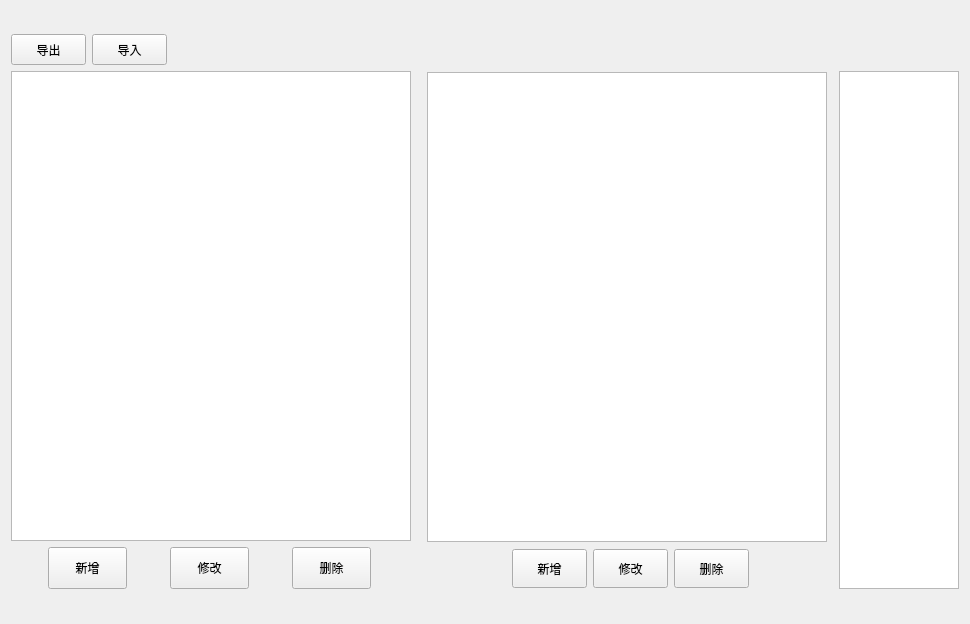
First picture: the form in View/types/ui/ui_service.ui, repository zgj0607/Py-store, before the edit.
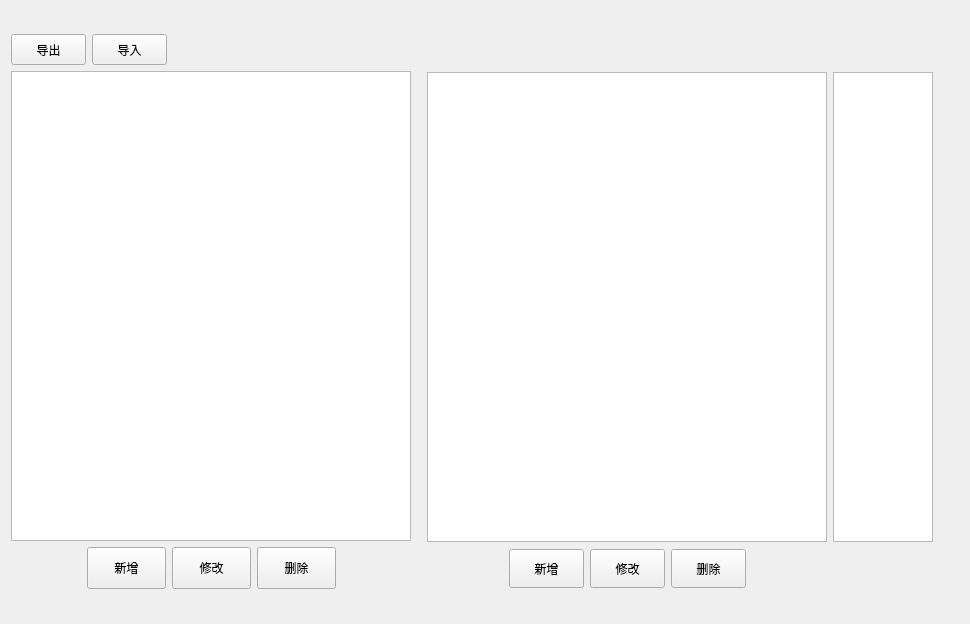
Second picture: the form after the edit.

```diff
--- a/View/types/ui/ui_service.ui
+++ b/View/types/ui/ui_service.ui
@@ -129,6 +129,19 @@
            <property name="rightMargin">
             <number>0</number>
            </property>
+           <item>
+            <spacer name="horizontalSpacer_2">
+             <property name="orientation">
+              <enum>Qt::Horizontal</enum>
+             </property>
+             <property name="sizeHint" stdset="0">
+              <size>
+               <width>40</width>
+               <height>20</height>
+              </size>
+             </property>
+            </spacer>
+           </item>
            <item>
             <widget class="QPushButton" name="add_first_service">
              <property name="sizePolicy">
@@ -204,6 +217,19 @@
              </property>
             </widget>
            </item>
+           <item>
+            <spacer name="horizontalSpacer_3">
+             <property name="orientation">
+              <enum>Qt::Horizontal</enum>
+             </property>
+             <property name="sizeHint" stdset="0">
+              <size>
+               <width>40</width>
+               <height>20</height>
+              </size>
+             </property>
+            </spacer>
+           </item>
           </layout>
          </item>
         </layout>
@@ -361,6 +387,8 @@
         </layout>
        </item>
        <item>
+        <layout class="QVBoxLayout" name="verticalLayout_3">
+         <item>
         <widget class="QTableView" name="checkbox_table">
          <property name="sizePolicy">
           <sizepolicy hsizetype="Fixed" vsizetype="Fixed">
@@ -370,14 +398,14 @@
          </property>
          <property name="minimumSize">
           <size>
-           <width>120</width>
-           <height>500</height>
+             <width>100</width>
+             <height>470</height>
           </size>
          </property>
          <property name="maximumSize">
           <size>
-           <width>120</width>
-           <height>550</height>
+             <width>100</width>
+             <height>470</height>
           </size>
          </property>
          <attribute name="horizontalHeaderVisible">
@@ -387,6 +415,44 @@
           <bool>false</bool>
          </attribute>
         </widget>
+         </item>
+         <item>
+          <layout class="QHBoxLayout" name="horizontalLayout_4">
+           <item>
+            <spacer name="horizontalSpacer_4">
+             <property name="orientation">
+              <enum>Qt::Horizontal</enum>
+             </property>
+             <property name="sizeHint" stdset="0">
+              <size>
+               <width>40</width>
+               <height>20</height>
+              </size>
+             </property>
+            </spacer>
+           </item>
+           <item>
+            <widget class="QLabel" name="label">
+             <property name="minimumSize">
+              <size>
+               <width>0</width>
+               <height>39</height>
+              </size>
+             </property>
+             <property name="maximumSize">
+              <size>
+               <width>75</width>
+               <height>39</height>
+              </size>
+             </property>
+             <property name="text">
+              <string/>
+             </property>
+            </widget>
+           </item>
+          </layout>
+         </item>
+        </layout>
        </item>
       </layout>
      </item>
```
Lines whose indentation alone changed are shown as unchanged.
